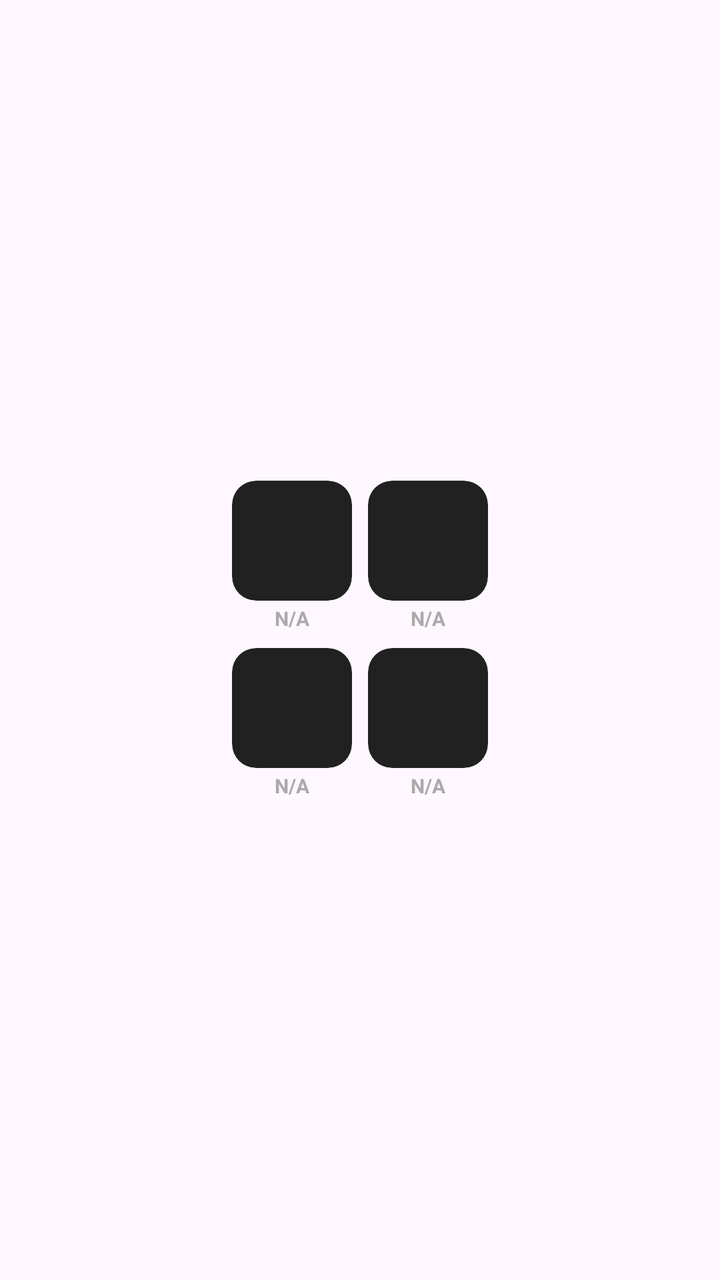
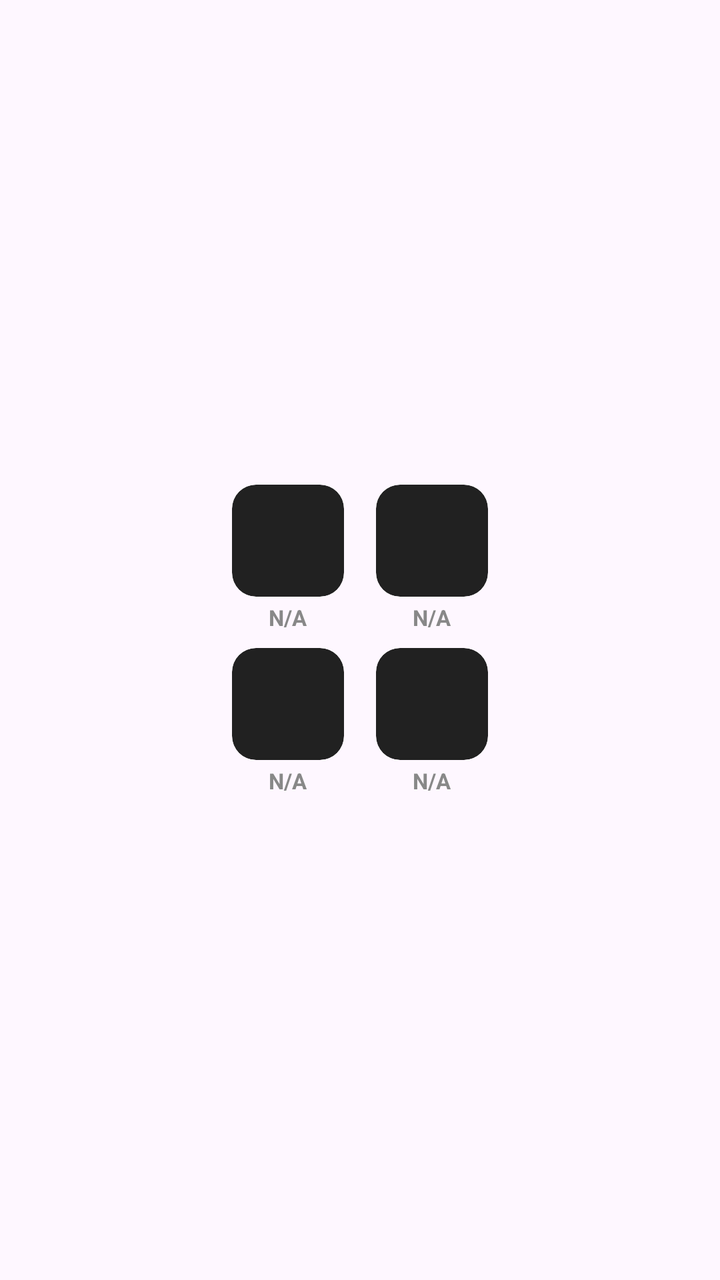

The first picture is an Android layout as it rendered before a commit; the second is the same layout after the commit. The layout source and the unified diff follow.
<!-- AndroidManifest.xml: application theme Theme.ProjectCecily -->
<!-- res/layout/item_dev_photo_grid.xml -->
<?xml version="1.0" encoding="utf-8"?>
<LinearLayout xmlns:android="http://schemas.android.com/apk/res/android"
    xmlns:app="http://schemas.android.com/apk/res-auto"
    android:layout_width="match_parent"
    android:layout_height="match_parent"
    android:gravity="center"
    android:orientation="vertical">

    
    <LinearLayout
        android:layout_width="match_parent"
        android:layout_height="wrap_content"
        android:gravity="center"
        android:orientation="horizontal">

        
        <LinearLayout
            android:layout_width="wrap_content"
            android:layout_height="wrap_content"
            android:layout_margin="4dp"
            android:gravity="center"
            android:orientation="vertical">

            <com.google.android.material.card.MaterialCardView
                android:id="@+id/cardPageThumb1"
                android:layout_width="60dp"
                android:layout_height="60dp"
                android:clickable="true"
                android:focusable="true"
                app:cardBackgroundColor="#212121"
                app:cardCornerRadius="12dp"
                app:strokeWidth="0dp">

                <ImageView
                    android:id="@+id/ivPageThumb1"
                    android:layout_width="match_parent"
                    android:layout_height="match_parent"
                    android:scaleType="centerCrop"
                    android:contentDescription="Photo Slot 1" />
            </com.google.android.material.card.MaterialCardView>

            <TextView
                android:id="@+id/tvDevPhotoTime1"
                android:layout_width="wrap_content"
                android:layout_height="wrap_content"
                android:layout_marginTop="2dp"
                android:gravity="center"
                android:text="N/A"
                android:textColor="#AAAAAA"
                android:textSize="10sp"
                android:textStyle="bold" />
        </LinearLayout>

        
        <LinearLayout
            android:layout_width="wrap_content"
            android:layout_height="wrap_content"
            android:layout_margin="4dp"
            android:gravity="center"
            android:orientation="vertical">

            <com.google.android.material.card.MaterialCardView
                android:id="@+id/cardPageThumb2"
                android:layout_width="60dp"
                android:layout_height="60dp"
                android:clickable="true"
                android:focusable="true"
                app:cardBackgroundColor="#212121"
                app:cardCornerRadius="12dp"
                app:strokeWidth="0dp">

                <ImageView
                    android:id="@+id/ivPageThumb2"
                    android:layout_width="match_parent"
                    android:layout_height="match_parent"
                    android:scaleType="centerCrop"
                    android:contentDescription="Photo Slot 2" />
            </com.google.android.material.card.MaterialCardView>

            <TextView
                android:id="@+id/tvDevPhotoTime2"
                android:layout_width="wrap_content"
                android:layout_height="wrap_content"
                android:layout_marginTop="2dp"
                android:gravity="center"
                android:text="N/A"
                android:textColor="#AAAAAA"
                android:textSize="10sp"
                android:textStyle="bold" />
        </LinearLayout>
    </LinearLayout>

    
    <LinearLayout
        android:layout_width="match_parent"
        android:layout_height="wrap_content"
        android:gravity="center"
        android:orientation="horizontal">

        
        <LinearLayout
            android:layout_width="wrap_content"
            android:layout_height="wrap_content"
            android:layout_margin="4dp"
            android:gravity="center"
            android:orientation="vertical">

            <com.google.android.material.card.MaterialCardView
                android:id="@+id/cardPageThumb3"
                android:layout_width="60dp"
                android:layout_height="60dp"
                android:clickable="true"
                android:focusable="true"
                app:cardBackgroundColor="#212121"
                app:cardCornerRadius="12dp"
                app:strokeWidth="0dp">

                <ImageView
                    android:id="@+id/ivPageThumb3"
                    android:layout_width="match_parent"
                    android:layout_height="match_parent"
                    android:scaleType="centerCrop"
                    android:contentDescription="Photo Slot 3" />
            </com.google.android.material.card.MaterialCardView>

            <TextView
                android:id="@+id/tvDevPhotoTime3"
                android:layout_width="wrap_content"
                android:layout_height="wrap_content"
                android:layout_marginTop="2dp"
                android:gravity="center"
                android:text="N/A"
                android:textColor="#AAAAAA"
                android:textSize="10sp"
                android:textStyle="bold" />
        </LinearLayout>

        
        <LinearLayout
            android:layout_width="wrap_content"
            android:layout_height="wrap_content"
            android:layout_margin="4dp"
            android:gravity="center"
            android:orientation="vertical">

            <com.google.android.material.card.MaterialCardView
                android:id="@+id/cardPageThumb4"
                android:layout_width="60dp"
                android:layout_height="60dp"
                android:clickable="true"
                android:focusable="true"
                app:cardBackgroundColor="#212121"
                app:cardCornerRadius="12dp"
                app:strokeWidth="0dp">

                <ImageView
                    android:id="@+id/ivPageThumb4"
                    android:layout_width="match_parent"
                    android:layout_height="match_parent"
                    android:scaleType="centerCrop"
                    android:contentDescription="Photo Slot 4" />
            </com.google.android.material.card.MaterialCardView>

            <TextView
                android:id="@+id/tvDevPhotoTime4"
                android:layout_width="wrap_content"
                android:layout_height="wrap_content"
                android:layout_marginTop="2dp"
                android:gravity="center"
                android:text="N/A"
                android:textColor="#AAAAAA"
                android:textSize="10sp"
                android:textStyle="bold" />
        </LinearLayout>
    </LinearLayout>

</LinearLayout>
<!-- resources referenced by this layout -->
<resources>
  <style name="Theme.ProjectCecily" parent="Base.Theme.ProjectCecily" />
  <style name="Base.Theme.ProjectCecily" parent="Theme.Material3.DayNight.NoActionBar">
          
          <item name="colorPrimary">@color/nav_selected</item>
          <item name="windowActionBar">false</item>
          <item name="windowNoTitle">true</item>
  
          
          <item name="colorOnSecondaryContainer">@color/nav_selected</item>
      </style>
  <color name="nav_selected">#007AFF</color>
</resources>

<!-- the commit's change to res/layout/item_dev_photo_grid.xml (unified diff, before → after) -->
@@ -10,6 +10,7 @@
     <LinearLayout
         android:layout_width="match_parent"
         android:layout_height="wrap_content"
+        android:layout_marginBottom="8dp"
         android:gravity="center"
         android:orientation="horizontal">
 
@@ -17,14 +18,14 @@
         <LinearLayout
             android:layout_width="wrap_content"
             android:layout_height="wrap_content"
-            android:layout_margin="4dp"
+            android:layout_marginHorizontal="8dp"
             android:gravity="center"
             android:orientation="vertical">
 
             <com.google.android.material.card.MaterialCardView
                 android:id="@+id/cardPageThumb1"
-                android:layout_width="60dp"
-                android:layout_height="60dp"
+                android:layout_width="56dp"
+                android:layout_height="56dp"
                 android:clickable="true"
                 android:focusable="true"
                 app:cardBackgroundColor="#212121"
@@ -43,11 +44,11 @@
                 android:id="@+id/tvDevPhotoTime1"
                 android:layout_width="wrap_content"
                 android:layout_height="wrap_content"
-                android:layout_marginTop="2dp"
+                android:layout_marginTop="3dp"
                 android:gravity="center"
                 android:text="N/A"
-                android:textColor="#AAAAAA"
-                android:textSize="10sp"
+                android:textColor="#888888"
+                android:textSize="11sp"
                 android:textStyle="bold" />
         </LinearLayout>
 
@@ -55,14 +56,14 @@
         <LinearLayout
             android:layout_width="wrap_content"
             android:layout_height="wrap_content"
-            android:layout_margin="4dp"
+            android:layout_marginHorizontal="8dp"
             android:gravity="center"
             android:orientation="vertical">
 
             <com.google.android.material.card.MaterialCardView
                 android:id="@+id/cardPageThumb2"
-                android:layout_width="60dp"
-                android:layout_height="60dp"
+                android:layout_width="56dp"
+                android:layout_height="56dp"
                 android:clickable="true"
                 android:focusable="true"
                 app:cardBackgroundColor="#212121"
@@ -81,11 +82,11 @@
                 android:id="@+id/tvDevPhotoTime2"
                 android:layout_width="wrap_content"
                 android:layout_height="wrap_content"
-                android:layout_marginTop="2dp"
+                android:layout_marginTop="3dp"
                 android:gravity="center"
                 android:text="N/A"
-                android:textColor="#AAAAAA"
-                android:textSize="10sp"
+                android:textColor="#888888"
+                android:textSize="11sp"
                 android:textStyle="bold" />
         </LinearLayout>
     </LinearLayout>
@@ -101,14 +102,14 @@
         <LinearLayout
             android:layout_width="wrap_content"
             android:layout_height="wrap_content"
-            android:layout_margin="4dp"
+            android:layout_marginHorizontal="8dp"
             android:gravity="center"
             android:orientation="vertical">
 
             <com.google.android.material.card.MaterialCardView
                 android:id="@+id/cardPageThumb3"
-                android:layout_width="60dp"
-                android:layout_height="60dp"
+                android:layout_width="56dp"
+                android:layout_height="56dp"
                 android:clickable="true"
                 android:focusable="true"
                 app:cardBackgroundColor="#212121"
@@ -127,11 +128,11 @@
                 android:id="@+id/tvDevPhotoTime3"
                 android:layout_width="wrap_content"
                 android:layout_height="wrap_content"
-                android:layout_marginTop="2dp"
+                android:layout_marginTop="3dp"
                 android:gravity="center"
                 android:text="N/A"
-                android:textColor="#AAAAAA"
-                android:textSize="10sp"
+                android:textColor="#888888"
+                android:textSize="11sp"
                 android:textStyle="bold" />
         </LinearLayout>
 
@@ -139,14 +140,14 @@
         <LinearLayout
             android:layout_width="wrap_content"
             android:layout_height="wrap_content"
-            android:layout_margin="4dp"
+            android:layout_marginHorizontal="8dp"
             android:gravity="center"
             android:orientation="vertical">
 
             <com.google.android.material.card.MaterialCardView
                 android:id="@+id/cardPageThumb4"
-                android:layout_width="60dp"
-                android:layout_height="60dp"
+                android:layout_width="56dp"
+                android:layout_height="56dp"
                 android:clickable="true"
                 android:focusable="true"
                 app:cardBackgroundColor="#212121"
@@ -165,11 +166,11 @@
                 android:id="@+id/tvDevPhotoTime4"
                 android:layout_width="wrap_content"
                 android:layout_height="wrap_content"
-                android:layout_marginTop="2dp"
+                android:layout_marginTop="3dp"
                 android:gravity="center"
                 android:text="N/A"
-                android:textColor="#AAAAAA"
-                android:textSize="10sp"
+                android:textColor="#888888"
+                android:textSize="11sp"
                 android:textStyle="bold" />
         </LinearLayout>
     </LinearLayout>
